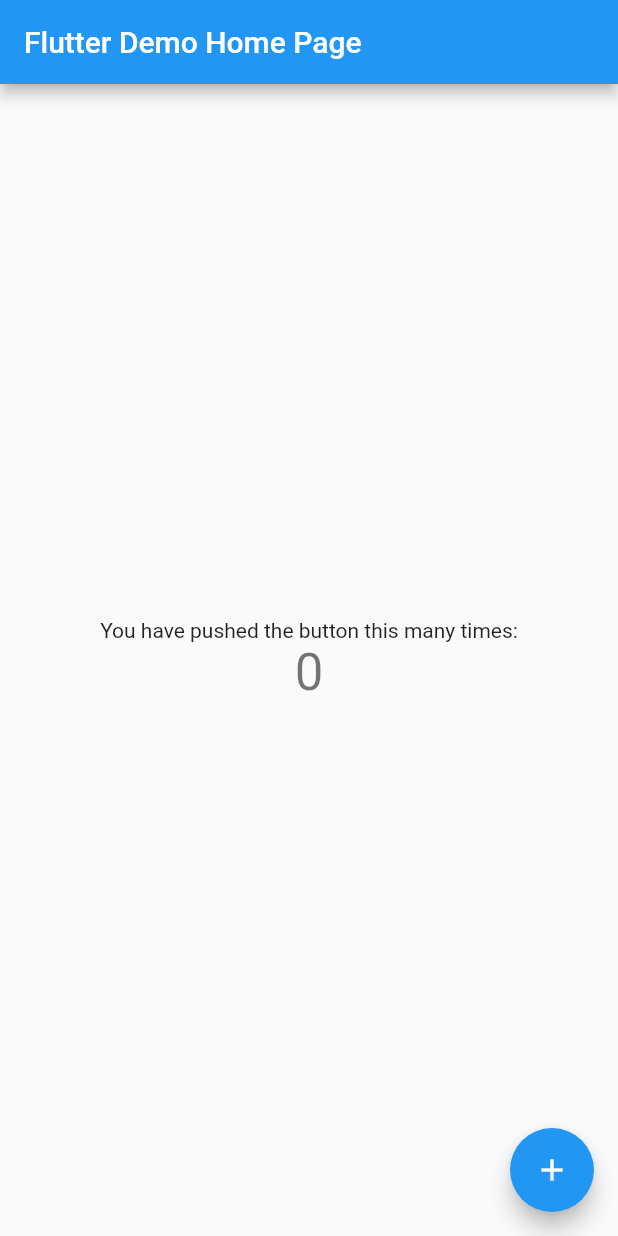
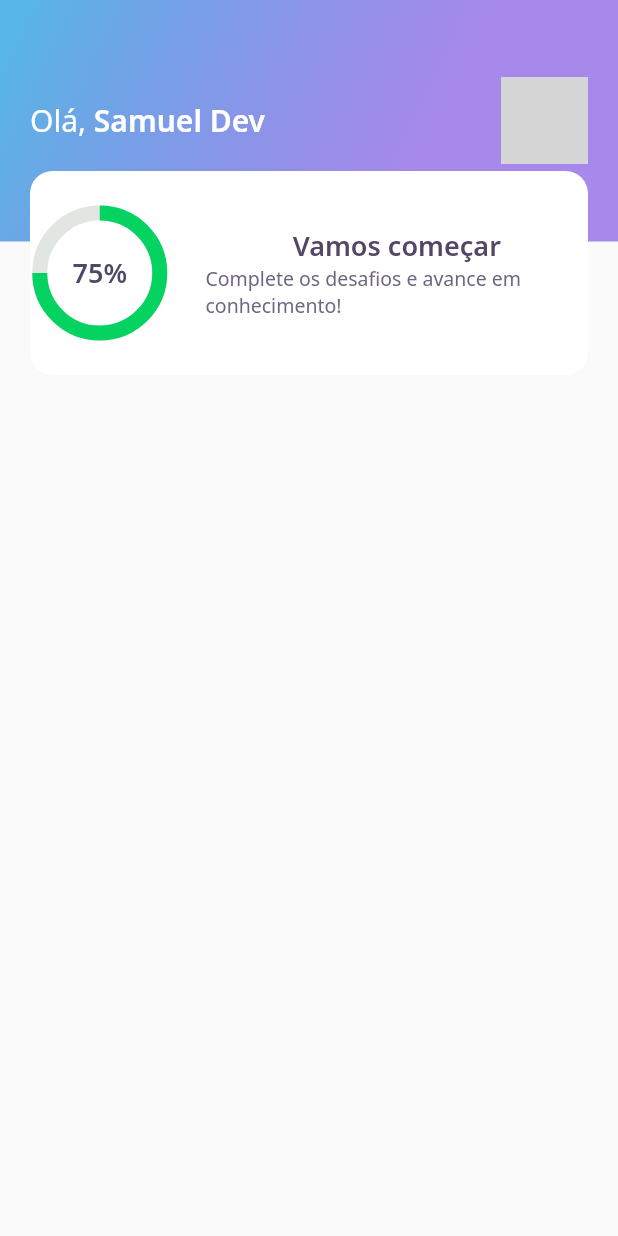
Before and after one commit to samukes/devquiz, a Flutter app: the screen it shows after launch, on a phone screen of 412 x 824 dp. Run offline on Flutter 3.47's test engine with Material 2 defaults, Android fonts, the phone set to English and light mode, and no system bars; our stand-ins replace google_fonts; network calls fail; grey boxes are pictures that could not be loaded.

Commit message:
Aula 1 - Adiconando mudanças importantes ao aplicativo:  - HomePage  - SplashPage  - Assets  - Widgets:    - AppBar    - Chart    - ScoreCard

```diff
--- a/lib/core/app_widget.dart
+++ b/lib/core/app_widget.dart
@@ -1,6 +1,7 @@
-import 'package:DevQuiz/home/home_page.dart';
-import 'package:DevQuiz/splash/splash_page.dart';
 import 'package:flutter/material.dart';
+
+import 'package:devquiz/splash/splash_page.dart';
+import 'package:devquiz/home/home_page.dart';
 
 class AppWidget extends StatelessWidget {
   @override
--- /dev/null
+++ b/lib/home/home_page.dart
@@ -0,0 +1,17 @@
+import 'package:flutter/material.dart';
+
+import 'package:devquiz/home/widgets/appbar/app_bar_widget.dart';
+
+class HomePage extends StatefulWidget {
+  @override
+  _HomePageState createState() => _HomePageState();
+}
+
+class _HomePageState extends State<HomePage> {
+  @override
+  Widget build(BuildContext context) {
+    return Scaffold(
+      appBar: AppBarWidget(),
+    );
+  }
+}
--- /dev/null
+++ b/lib/home/widgets/appbar/app_bar_widget.dart
@@ -0,0 +1,56 @@
+import 'package:flutter/material.dart';
+import 'dart:ui';
+
+import 'package:devquiz/core/app_gradients.dart';
+import 'package:devquiz/core/app_text_styles.dart';
+import 'package:devquiz/home/widgets/scorecard/score_card_widget.dart';
+
+class AppBarWidget extends PreferredSize {
+  AppBarWidget() :
+        super(
+          preferredSize: Size.fromHeight(250),
+          child: Container(
+            height: 250,
+            child: Stack(
+              children: [
+                Container(
+                  height: 161,
+                  decoration: BoxDecoration(
+                      gradient: AppGradients.linear
+                  ),
+                  padding: const EdgeInsets.symmetric(horizontal: 20.0),
+                  child: Row(
+                    mainAxisAlignment: MainAxisAlignment.spaceBetween,
+                    children: [
+                      Text.rich(
+                          TextSpan(
+                            text: "Olá, ",
+                            style: AppTextStyles.title,
+                            children: [
+                              TextSpan(
+                                text: "Samuel Dev",
+                                style: AppTextStyles.titleBold
+                              )
+                            ]
+                          )
+                      ),
+                      Container(
+                        width: 58,
+                        height: 58,
+                        decoration: BoxDecoration(
+                          borderRadius: BorderRadius.circular(10.0),
+                          image: DecorationImage(image: NetworkImage("https://avatars.githubusercontent.com/u/15221585?v=4"))
+                        ),
+                      )
+                    ],
+                  ),
+                ),
+                Align(
+                  alignment: Alignment(0.0, 1.0),
+                  child: ScoreCardWidget()
+                )
+              ],
+            ),
+          )
+        );
+}
--- /dev/null
+++ b/lib/home/widgets/chart/chart_widget.dart
@@ -0,0 +1,35 @@
+import 'package:devquiz/core/app_colors.dart';
+import 'package:devquiz/core/app_text_styles.dart';
+import 'package:flutter/material.dart';
+
+class ChartWidget extends StatelessWidget {
+  @override
+  Widget build(BuildContext context) {
+    return Container(
+      height: 80.0,
+      width: 80.0,
+      child: Stack(
+        children: [
+          Center(
+            child: Container(
+              height: 80.0,
+              width: 80.0,
+              child: CircularProgressIndicator(
+                strokeWidth: 10.0,
+                value: .75,
+                backgroundColor: AppColors.chartSecondary,
+                valueColor: AlwaysStoppedAnimation<Color>(AppColors.chartPrimary),
+              ),
+            ),
+          ),
+          Center(
+            child: Text(
+              "75%",
+              style: AppTextStyles.heading,
+            ),
+          )
+        ],
+      ),
+    );
+  }
+}
--- /dev/null
+++ b/lib/home/widgets/scorecard/score_card_widget.dart
@@ -0,0 +1,50 @@
+import 'package:flutter/cupertino.dart';
+import 'package:flutter/material.dart';
+
+import 'package:devquiz/core/core.dart';
+import 'package:devquiz/home/widgets/chart/chart_widget.dart';
+
+class ScoreCardWidget extends StatelessWidget {
+  @override
+  Widget build(BuildContext context) {
+    return Padding(
+      padding: const EdgeInsets.symmetric(horizontal: 20.0),
+      child: Container(
+        height: 136.0,
+        decoration: BoxDecoration(
+          color: AppColors.white,
+          borderRadius: BorderRadius.circular(15.0)
+        ),
+        child: Row(
+          //crossAxisAlignment: CrossAxisAlignment.center,
+          children: [
+            Expanded(
+              flex: 1,
+              child: ChartWidget()
+            ),
+            Expanded(
+              flex: 3,
+              child: Padding(
+                padding: EdgeInsets.only(left: 24.0),
+                child: Column(
+                  mainAxisAlignment: MainAxisAlignment.center,
+                  //crossAxisAlignment: CrossAxisAlignment.start,
+                  children: [
+                    Text(
+                      "Vamos começar",
+                      style: AppTextStyles.heading,
+                    ),
+                    Text(
+                      "Complete os desafios e avance em conhecimento!",
+                      style: AppTextStyles.body,
+                    )
+                  ],
+                ),
+              )
+            )
+          ],
+        ),
+      ),
+    );
+  }
+}
--- a/lib/main.dart
+++ b/lib/main.dart
@@ -1,3 +1,4 @@
+import 'package:devquiz/core/app_widget.dart';
 import 'package:flutter/material.dart';
 
 void main() {
@@ -8,106 +9,6 @@ class MyApp extends StatelessWidget {
   // This widget is the root of your application.
   @override
   Widget build(BuildContext context) {
-    return MaterialApp(
-      title: 'Flutter Demo',
-      theme: ThemeData(
-        // This is the theme of your application.
-        //
-        // Try running your application with "flutter run". You'll see the
-        // application has a blue toolbar. Then, without quitting the app, try
-        // changing the primarySwatch below to Colors.green and then invoke
-        // "hot reload" (press "r" in the console where you ran "flutter run",
-        // or simply save your changes to "hot reload" in a Flutter IDE).
-        // Notice that the counter didn't reset back to zero; the application
-        // is not restarted.
-        primarySwatch: Colors.blue,
-      ),
-      home: MyHomePage(title: 'Flutter Demo Home Page'),
-    );
+    return AppWidget();
   }
 }
-
-class MyHomePage extends StatefulWidget {
-  MyHomePage({Key? key, this.title}) : super(key: key);
-
-  // This widget is the home page of your application. It is stateful, meaning
-  // that it has a State object (defined below) that contains fields that affect
-  // how it looks.
-
-  // This class is the configuration for the state. It holds the values (in this
-  // case the title) provided by the parent (in this case the App widget) and
-  // used by the build method of the State. Fields in a Widget subclass are
-  // always marked "final".
-
-  final String? title;
-
-  @override
-  _MyHomePageState createState() => _MyHomePageState();
-}
-
-class _MyHomePageState extends State<MyHomePage> {
-  int _counter = 0;
-
-  void _incrementCounter() {
-    setState(() {
-      // This call to setState tells the Flutter framework that something has
-      // changed in this State, which causes it to rerun the build method below
-      // so that the display can reflect the updated values. If we changed
-      // _counter without calling setState(), then the build method would not be
-      // called again, and so nothing would appear to happen.
-      _counter++;
-    });
-  }
-
-  @override
-  Widget build(BuildContext context) {
-    // This method is rerun every time setState is called, for instance as done
-    // by the _incrementCounter method above.
-    //
-    // The Flutter framework has been optimized to make rerunning build methods
-    // fast, so that you can just rebuild anything that needs updating rather
-    // than having to individually change instances of widgets.
-    return Scaffold(
-      appBar: AppBar(
-        // Here we take the value from the MyHomePage object that was created by
-        // the App.build method, and use it to set our appbar title.
-        title: Text(widget.title!),
-      ),
-      body: Center(
-        // Center is a layout widget. It takes a single child and positions it
-        // in the middle of the parent.
-        child: Column(
-          // Column is also a layout widget. It takes a list of children and
-          // arranges them vertically. By default, it sizes itself to fit its
-          // children horizontally, and tries to be as tall as its parent.
-          //
-          // Invoke "debug painting" (press "p" in the console, choose the
-          // "Toggle Debug Paint" action from the Flutter Inspector in Android
-          // Studio, or the "Toggle Debug Paint" command in Visual Studio Code)
-          // to see the wireframe for each widget.
-          //
-          // Column has various properties to control how it sizes itself and
-          // how it positions its children. Here we use mainAxisAlignment to
-          // center the children vertically; the main axis here is the vertical
-          // axis because Columns are vertical (the cross axis would be
-          // horizontal).
-          mainAxisAlignment: MainAxisAlignment.center,
-          children: <Widget>[
-            Text(
-              'You have pushed the button this many times:',
-            ),
-            Text(
-              '$_counter',
-              style: Theme.of(context).textTheme.headline4,
-            ),
-          ],
-        ),
-      ),
-      floatingActionButton: FloatingActionButton(
-        onPressed: _incrementCounter,
-        tooltip: 'Increment',
-        child: Icon(Icons.add),
-      ), // This trailing comma makes auto-formatting nicer for build methods.
-    );
-  }
-}
--- /dev/null
+++ b/lib/splash/splash_page.dart
@@ -0,0 +1,19 @@
+import 'package:flutter/material.dart';
+
+import 'package:devquiz/core/core.dart';
+
+class SplashPage extends StatelessWidget {
+  @override
+  Widget build(BuildContext context) {
+    return Scaffold(
+      body: Container(
+        decoration: BoxDecoration(
+          gradient: AppGradients.linear
+        ),
+        child: Center(
+          child: Image.asset("assets/images/logo.png"),
+        ),
+      ),
+    );
+  }
+}
--- a/pubspec.yaml
+++ b/pubspec.yaml
@@ -1,4 +1,4 @@
-name: DevQuiz
+name: devquiz
 description: DevQuiz - Gabul DEV
 version: 1.0.0+1
 
```
Also changed, not shown: pubspec.lock (added).
